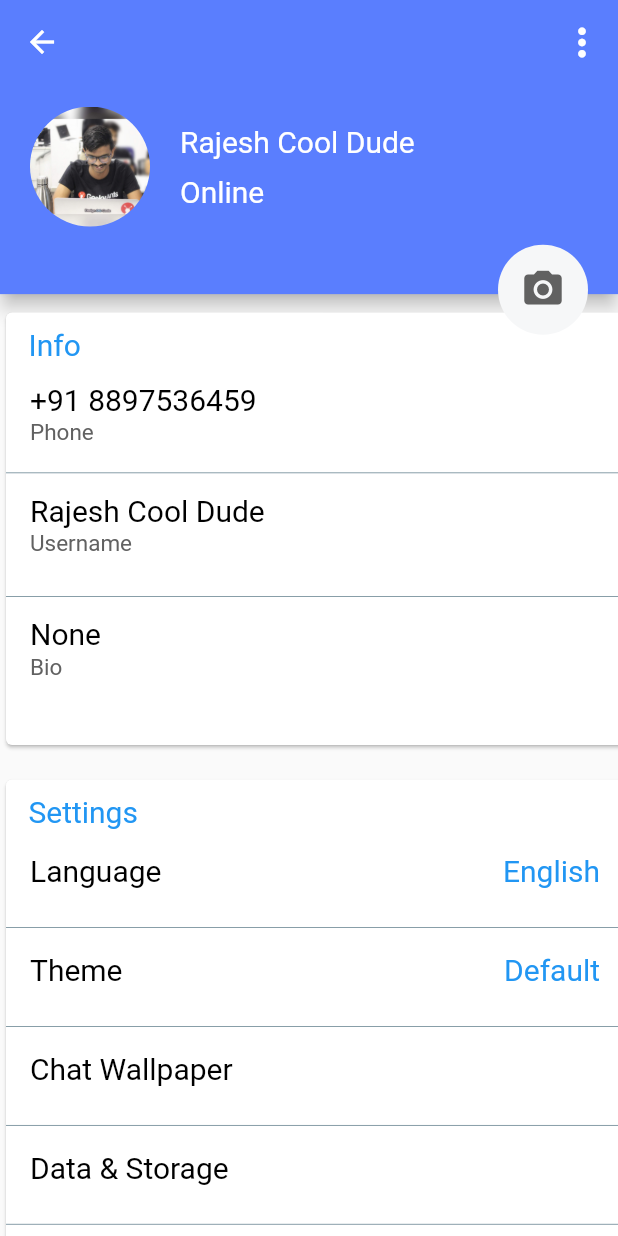
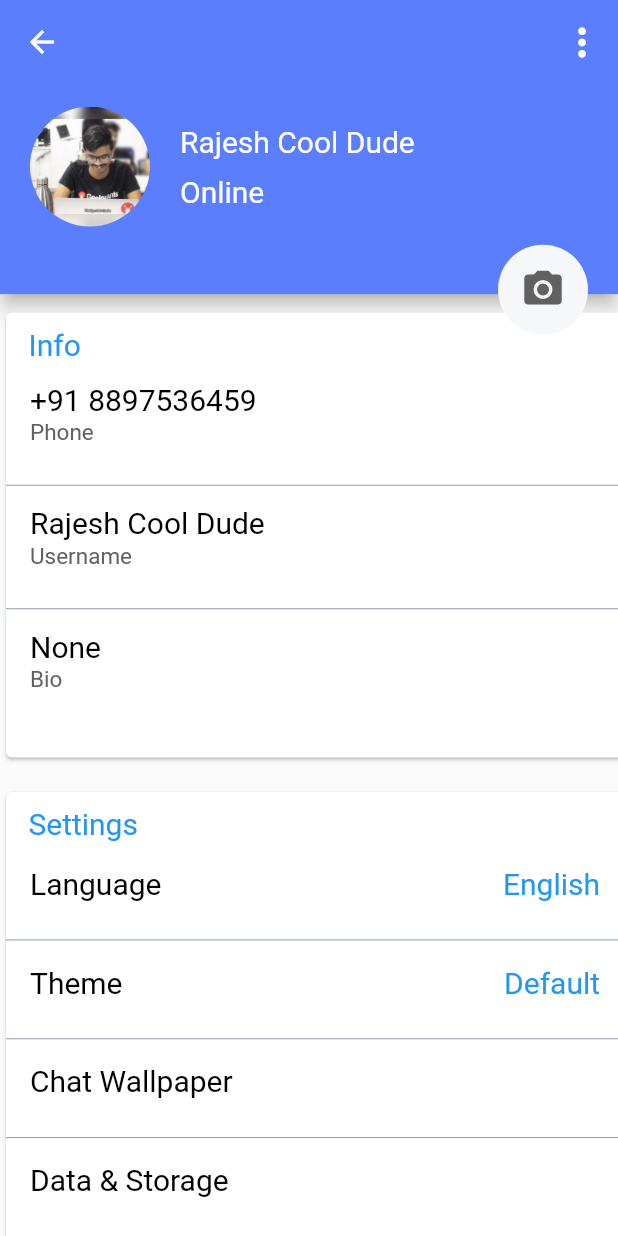
Before and after one commit to prabhurajesh/vChat, a Flutter app: the Settings screen opened by its route, on a phone screen of 412 x 824 dp. Run offline on Flutter 3.47's test engine with Material 2 defaults, Android fonts, the phone set to English and light mode, and no system bars; our stand-ins replace font_awesome_flutter; missing offline and left inert: country_pickers, keyboard_visibility, pin_entry_text_field.

Commit message:
minor bugs fixed

```diff
--- a/lib/components/chatItem.dart
+++ b/lib/components/chatItem.dart
@@ -32,6 +32,7 @@ class ChatItem extends StatelessWidget {
     return Column(
       children: <Widget>[
         ListTile(
+            contentPadding: EdgeInsets.all(2),
             leading: imagepath == null
                 ? Container(
                     width: width * 0.15,
@@ -78,7 +79,7 @@ class ChatItem extends StatelessWidget {
               ),
             ),
             trailing: Container(
-              width: width * 0.16,
+              width: width * 0.17,
               child: Column(
                 crossAxisAlignment: CrossAxisAlignment.center,
                 mainAxisAlignment: MainAxisAlignment.center,
@@ -137,7 +138,7 @@ class ChatItem extends StatelessWidget {
           width: width,
           height: 0.5,
           color: Colors.grey,
-          margin: EdgeInsets.only(left: 96),
+          margin: EdgeInsets.only(left: 87),
         ),
         Padding(
           padding: EdgeInsets.only(bottom: 15),
--- a/lib/components/countryPicker.dart
+++ b/lib/components/countryPicker.dart
@@ -50,7 +50,7 @@ class CountryPicker extends StatelessWidget {
           children: <Widget>[
             CountryPickerUtils.getDefaultFlagImage(country),
             SizedBox(
-              width: 8.0,
+              width: 5.0,
             ),
             Text("+${country.phoneCode}(${country.isoCode})"),
           ],
--- a/lib/screens/home/home.dart
+++ b/lib/screens/home/home.dart
@@ -36,7 +36,8 @@ class _HomeScreen extends State<HomeScreen> {
               )
             : Text(
                 "vChat ",
-                style: TextStyle(fontSize: 30, color: Colors.white),
+                // style: TextStyle(fontSize: 30, color: Colors.white),
+                style: Theme.of(context).textTheme.display1,
               ),
         actions: <Widget>[
           search
--- a/lib/screens/home/personalChat.dart
+++ b/lib/screens/home/personalChat.dart
@@ -132,7 +132,7 @@ class _PersonalChat extends State<PersonalChat> {
                     ),
                     Container(
                       //height: height * 0.20,
-                      width: width * 0.65,
+                      width: width * 0.60,
                       child: TextField(
                         decoration: InputDecoration(
                             hintText: "Type a Message",
--- a/lib/screens/settings/addContact.dart
+++ b/lib/screens/settings/addContact.dart
@@ -28,7 +28,7 @@ class _AddContact extends State<AddContact> {
         ),
         body: SingleChildScrollView(
           child: Padding(
-            padding: const EdgeInsets.all(18),
+            padding: const EdgeInsets.all(8),
             child: Column(
               children: <Widget>[
                 Center(
--- a/lib/screens/settings/settings.dart
+++ b/lib/screens/settings/settings.dart
@@ -87,7 +87,7 @@ class _Settings extends State<Settings> {
               children: <Widget>[
                 Card(
                   child: Container(
-                    height: height * 0.35,
+                    height: height * 0.36,
                     child: Column(
                       crossAxisAlignment: CrossAxisAlignment.start,
                       children: <Widget>[
@@ -102,7 +102,7 @@ class _Settings extends State<Settings> {
                           ),
                         ),
                         Container(
-                          height: height * 0.09,
+                          height: height * 0.10,
                           width: width,
                           decoration: BoxDecoration(
                               border: Border(
@@ -166,7 +166,7 @@ class _Settings extends State<Settings> {
                 ),
                 Card(
                   child: Container(
-                    height: height * 0.61,
+                    height: height * 0.62,
                     child: Column(
                       crossAxisAlignment: CrossAxisAlignment.start,
                       children: <Widget>[
@@ -299,7 +299,7 @@ class _Settings extends State<Settings> {
                 ),
                 Card(
                   child: Container(
-                    height: height * 0.21,
+                    height: height * 0.22,
                     child: Column(
                       crossAxisAlignment: CrossAxisAlignment.start,
                       children: <Widget>[
```
Also changed, not shown: pubspec.lock.
